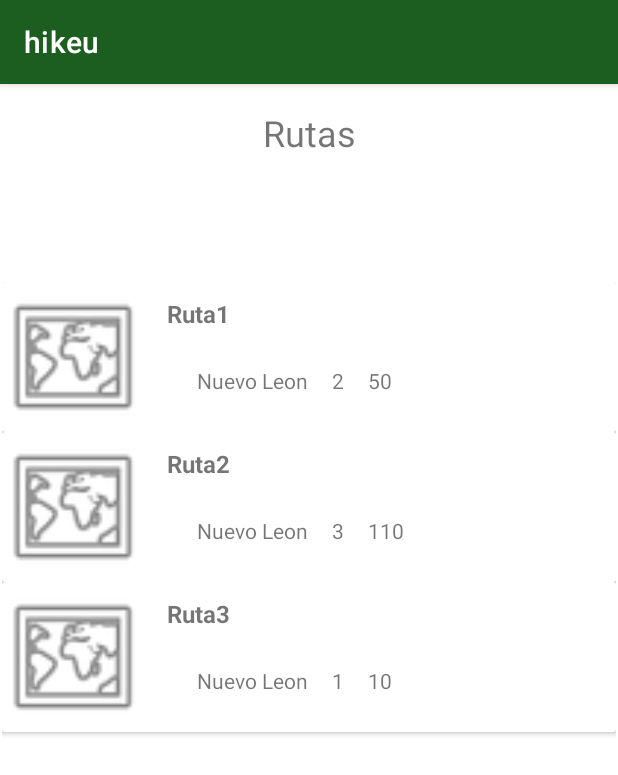
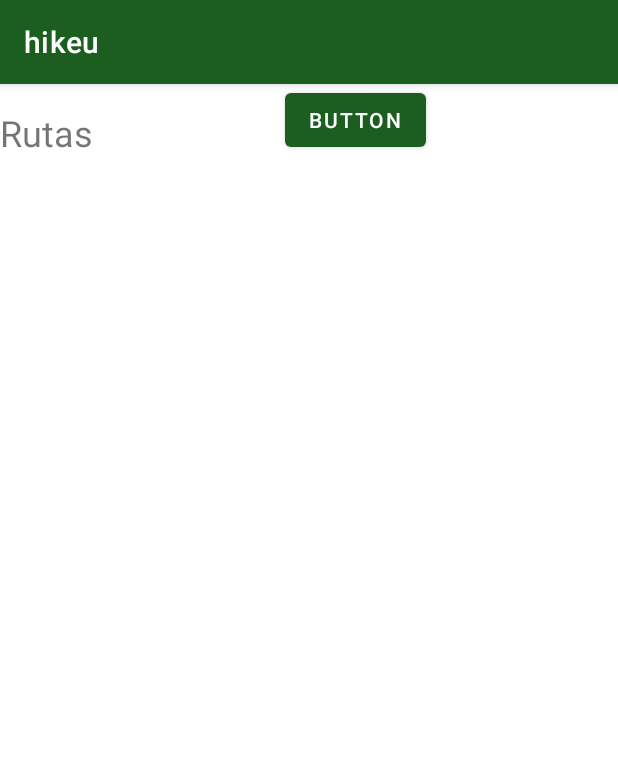
Before and after one commit to EinarLop/hikeu, an Android app: the screen it shows after launch (MainActivity), on a phone screen of 412 x 824 dp. Shown: the top 775 px of the screen. Run offline under Robolectric (Android 15) with nearby library versions, the light colour scheme and no system bars; our stand-ins replace Room's generated code.

Commit message:
Most recent recycler

```diff
--- a/app/src/main/java/com/example/hikeu/TrailsFragment.kt
+++ b/app/src/main/java/com/example/hikeu/TrailsFragment.kt
@@ -7,11 +7,7 @@ import android.view.ViewGroup
 import androidx.fragment.app.Fragment
 import androidx.lifecycle.ViewModelProvider
 import androidx.recyclerview.widget.LinearLayoutManager
-import com.example.hikeu.databinding.FragmentCreateUnofficialTrailBinding
 import com.example.hikeu.databinding.FragmentRutasBinding
-
-
-
 
 
 // TODO: Rename parameter arguments, choose names that match
@@ -27,78 +23,37 @@ private const val ARG_PARAM2 = "param2"
 
 class TrailsFragment : Fragment() {
 
-    // TODO: Rename and change types of parameters
-    private var param1: String? = null
-    private var param2: String? = null
-
-    override fun onCreate(savedInstanceState: Bundle?) {
-
-        super.onCreate(savedInstanceState)
-        arguments?.let {
-            param1 = it.getString(ARG_PARAM1)
-            param2 = it.getString(ARG_PARAM2)
-        }
-    }
-
-
     private var _binding: FragmentRutasBinding? = null
     private val binding get() = _binding!!
+
     override fun onCreateView(
-        inflater: LayoutInflater,
-        container: ViewGroup?,
+        inflater: LayoutInflater, container: ViewGroup?,
         savedInstanceState: Bundle?
     ): View? {
         _binding = FragmentRutasBinding.inflate(inflater, container, false)
 
 
-val viewModel = ViewModelProvider(requireActivity()).get(HikeuViewModel::class.java)
-
-
-//        val adaptador = trailsAdapater(viewModel.pruebaRutasList)
-
-        val adaptador = trailsAdapater(listOf<OfficialTrails>(
-            OfficialTrails(name="Ruta1", country = "Mexico", state = "Nuevo Leon", googleMapsLink = "google",
-                difficulty = 2, duration = 50, warnings = "cuidado", clothing = "comoda", indispensables = "agua",
-                images = "imagen"),
-            OfficialTrails(name="Ruta2", country = "Mexico", state = "Nuevo Leon", googleMapsLink = "google",
-                difficulty = 3, duration = 110, warnings = "cuidado", clothing = "comoda", indispensables = "agua",
-                images = "imagen"),
-            OfficialTrails(name="Ruta3", country = "Mexico", state = "Nuevo Leon", googleMapsLink = "google",
-                difficulty = 1, duration = 10, warnings = "cuidado", clothing = "comoda", indispensables = "agua",
-                images = "imagen")
-        ))
-
-        binding.rvRutas.adapter = adaptador
-        binding.rvRutas.layoutManager = LinearLayoutManager(activity)
-
+        binding.getTrails.setOnClickListener {
+            val viewModel = ViewModelProvider(requireActivity()).get(HikeuViewModel::class.java)
+            val adaptador = trailsAdapater(viewModel.pruebaRutasList)
+            binding.rvRutas.adapter = adaptador
+            binding.rvRutas.layoutManager = LinearLayoutManager(activity)
+        }
         return binding.root
     }
 
 
 
+    override fun onViewCreated(view: View, savedInstanceState: Bundle?) {
+        super.onViewCreated(view, savedInstanceState)
 
 
+    }
 
 
-
-    companion object {
-        /**
-         * Use this factory method to create a new instance of
-         * this fragment using the provided parameters.
-         *
-         * @param param1 Parameter 1.
-         * @param param2 Parameter 2.
-         * @return A new instance of fragment CreateUnofficialRoute.
-         */
-        // TODO: Rename and change types and number of parameters
-        @JvmStatic
-        fun newInstance(param1: String, param2: String) =
-            TrailsFragment().apply {
-                arguments = Bundle().apply {
-                    putString(ARG_PARAM1, param1)
-                    putString(ARG_PARAM2, param2)
-                }
-            }
+    override fun onDestroyView() {
+        super.onDestroyView()
+        _binding = null
     }
 
 }
--- a/app/src/main/res/layout/fragment_rutas.xml
+++ b/app/src/main/res/layout/fragment_rutas.xml
@@ -15,6 +15,7 @@
         android:text="Rutas"
         android:textSize="24sp"
         app:layout_constraintEnd_toEndOf="parent"
+        app:layout_constraintHorizontal_bias="0.0"
         app:layout_constraintStart_toStartOf="parent"
         app:layout_constraintTop_toTopOf="parent" />
 
@@ -28,4 +29,12 @@
         app:layout_constraintEnd_toEndOf="parent"
         app:layout_constraintStart_toStartOf="parent"
         app:layout_constraintTop_toBottomOf="@+id/textView4" />
+
+    <Button
+        android:id="@+id/getTrails"
+        android:layout_width="wrap_content"
+        android:layout_height="wrap_content"
+        android:text="Button"
+        app:layout_constraintEnd_toEndOf="parent"
+        app:layout_constraintStart_toEndOf="@+id/textView4" />
 </androidx.constraintlayout.widget.ConstraintLayout>
```
